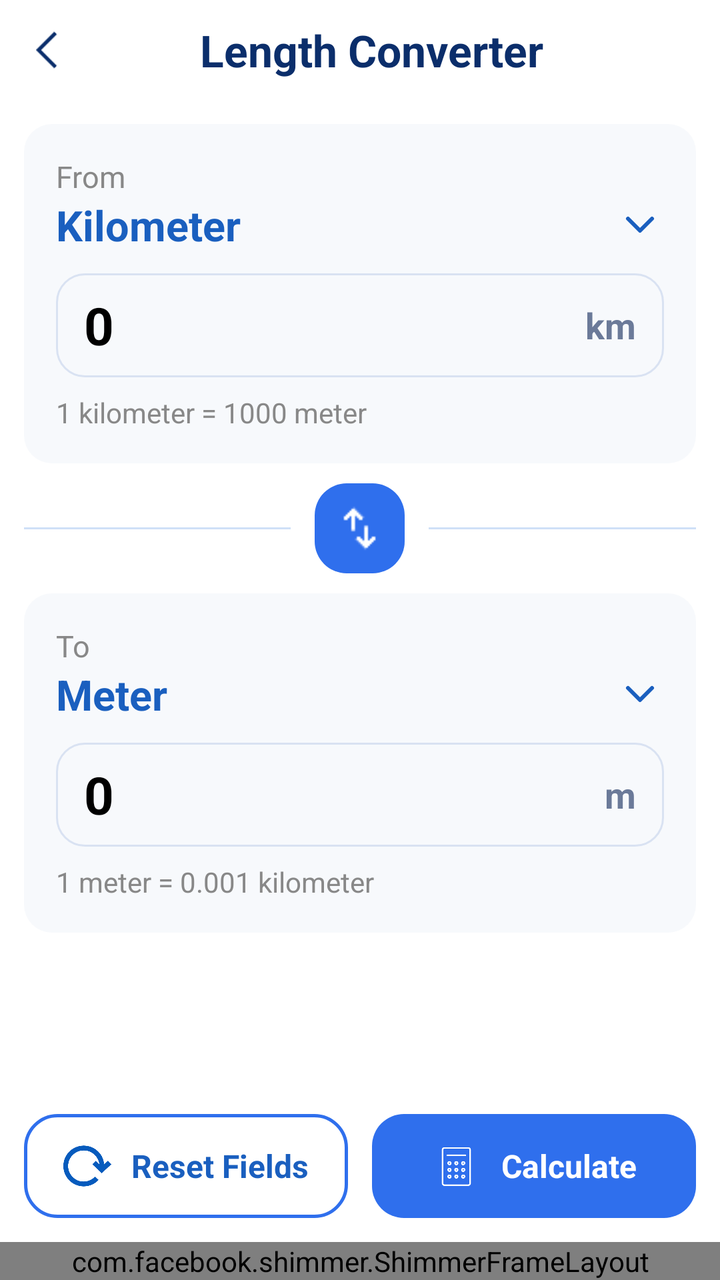
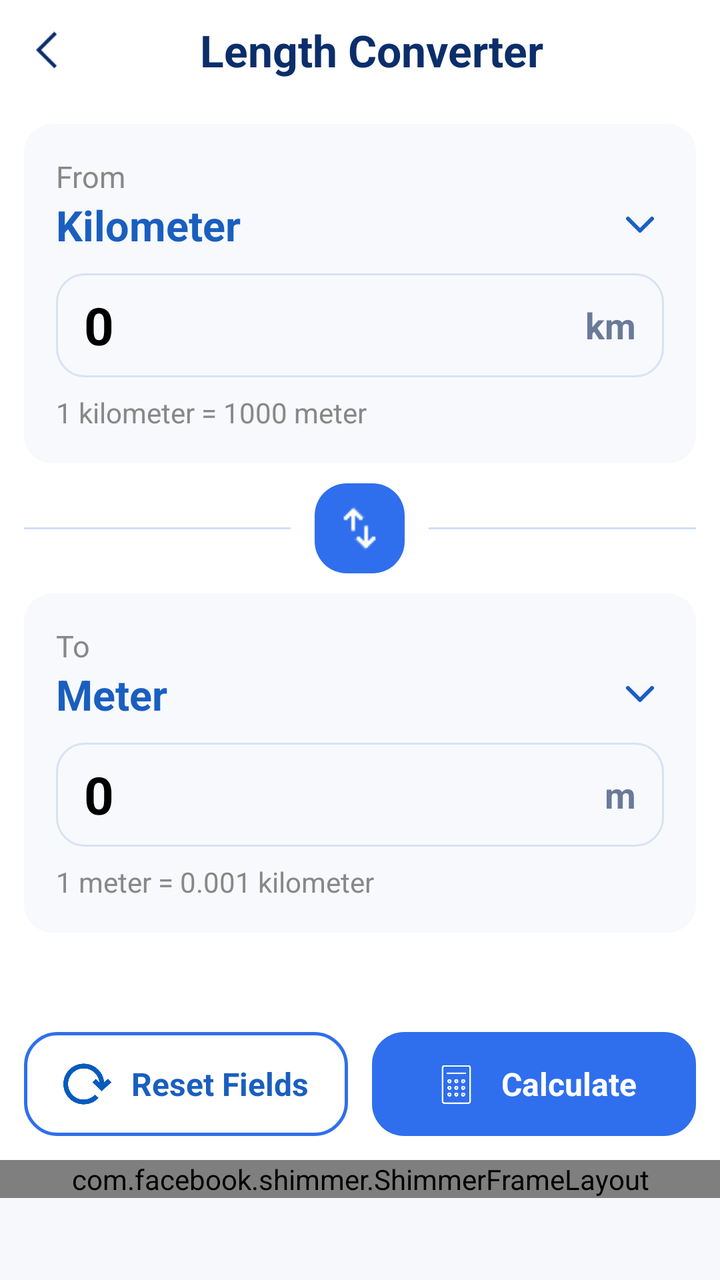

Two renders of the same Android screen: before a commit and after it. Below are the layout's source before the change and the commit's diff.
<!-- AndroidManifest.xml: application theme Theme.LoanSmart -->
<!-- res/layout/activity_length_converter.xml -->
<?xml version="1.0" encoding="utf-8"?>
<LinearLayout
    xmlns:android="http://schemas.android.com/apk/res/android"
    xmlns:app="http://schemas.android.com/apk/res-auto"
    android:id="@+id/main"
    android:layout_width="match_parent"
    android:layout_height="match_parent"
    android:background="@color/background_color"
    android:orientation="vertical">

    <com.google.android.material.appbar.MaterialToolbar
        android:id="@+id/headerLayout"
        android:layout_width="match_parent"
        android:layout_height="50dp"
        android:background="@color/background_color"
        android:gravity="center_vertical"
        android:paddingStart="18dp"
        android:paddingEnd="18dp">

        <ImageView
            android:id="@+id/backButton"
            android:layout_width="22dp"
            android:layout_height="30dp"
            android:layout_gravity="center_vertical"
            android:src="@drawable/back_ic"
            app:tint="@color/header_blue_dark" />

        <TextView
            android:layout_width="wrap_content"
            android:layout_height="wrap_content"
            android:layout_gravity="center"
            android:layout_marginStart="12dp"
            android:text="Length Converter"
            android:textColor="@color/header_blue_dark"
            android:textSize="22sp"
            android:textStyle="bold" />

    </com.google.android.material.appbar.MaterialToolbar>


    
    <LinearLayout
        android:layout_width="match_parent"
        android:layout_height="0dp"
        android:layout_weight="1"
        android:orientation="vertical"
        android:padding="12dp">

        
        <LinearLayout
            android:layout_width="match_parent"
            android:layout_height="wrap_content"
            android:background="@drawable/cash_fild_bg"
            android:orientation="vertical"
            android:padding="16dp">

            <TextView
                android:layout_width="wrap_content"
                android:layout_height="wrap_content"
                android:text="From"
                android:textColor="@color/grey"
                android:textSize="15sp" />

            <LinearLayout
                android:id="@+id/fromUnitSelector"
                android:layout_width="match_parent"
                android:layout_height="wrap_content"
                android:background="?attr/selectableItemBackground"
                android:clickable="true"
                android:focusable="true"
                android:gravity="center_vertical"
                android:orientation="horizontal">

                <TextView
                    android:id="@+id/tvFromUnit"
                    android:layout_width="0dp"
                    android:layout_height="wrap_content"
                    android:layout_weight="1"
                    android:text="Kilometer"
                    android:textColor="@color/header_blue_light"
                    android:textSize="21sp"
                    android:textStyle="bold" />

                <ImageView
                    android:layout_width="24dp"
                    android:layout_height="24dp"
                    android:src="@drawable/ic_dropdown"
                    app:tint="@color/header_blue_light" />

            </LinearLayout>

            <LinearLayout
                android:layout_width="match_parent"
                android:layout_height="52dp"
                android:layout_marginTop="10dp"
                android:background="@drawable/bg_input_field"
                android:gravity="center_vertical"
                android:orientation="horizontal"
                android:paddingStart="14dp"
                android:paddingEnd="14dp">

                <EditText
                    android:id="@+id/etFrom"
                    android:layout_width="0dp"
                    android:layout_height="match_parent"
                    android:layout_weight="1"
                    android:background="@null"
                    android:hint="0"
                    android:inputType="numberDecimal"
                    android:text="0"
                    android:textColor="@color/text_color"
                    android:textSize="26sp"
                    android:textStyle="bold" />

                <TextView
                    android:id="@+id/tvFromSymbol"
                    android:layout_width="wrap_content"
                    android:layout_height="wrap_content"
                    android:text="km"
                    android:textColor="#6B7A99"
                    android:textSize="18sp"
                    android:textStyle="bold" />

            </LinearLayout>

            <TextView
                android:id="@+id/tvFromInfo"
                android:layout_width="wrap_content"
                android:layout_height="wrap_content"
                android:layout_marginTop="8dp"
                android:text="1 kilometer = 1000 meter"
                android:textColor="@color/grey"
                android:textSize="14sp" />

        </LinearLayout>


        <LinearLayout
            android:layout_width="match_parent"
            android:layout_height="wrap_content"
            android:layout_marginTop="10dp"
            android:layout_marginBottom="10dp"
            android:gravity="center_vertical"
            android:orientation="horizontal">

            <View
                android:layout_width="0dp"
                android:layout_height="1dp"
                android:layout_weight="1"
                android:background="#CFE0F7" />

            <FrameLayout
                android:id="@+id/btnSwap"
                android:layout_width="45dp"
                android:layout_height="45dp"
                android:layout_marginStart="12dp"
                android:layout_marginEnd="12dp"
                android:background="@drawable/bg_button_primary"
                android:clickable="true"
                android:focusable="true">

                <ImageView
                    android:layout_width="25dp"
                    android:layout_height="25dp"
                    android:layout_gravity="center"
                    android:src="@drawable/swap_ic"
                    android:contentDescription="Swap units"
                    app:tint="#FFFFFF" />

            </FrameLayout>

            <View
                android:layout_width="0dp"
                android:layout_height="1dp"
                android:layout_weight="1"
                android:background="#CFE0F7" />

        </LinearLayout>


        
        <LinearLayout
            android:layout_width="match_parent"
            android:layout_height="wrap_content"
            android:background="@drawable/cash_fild_bg"
            android:orientation="vertical"
            android:padding="16dp">

            <TextView
                android:layout_width="wrap_content"
                android:layout_height="wrap_content"
                android:text="To"
                android:textColor="@color/grey"
                android:textSize="15sp" />

            <LinearLayout
                android:id="@+id/toUnitSelector"
                android:layout_width="match_parent"
                android:layout_height="wrap_content"
                android:background="?attr/selectableItemBackground"
                android:clickable="true"
                android:focusable="true"
                android:gravity="center_vertical"
                android:orientation="horizontal">

                <TextView
                    android:id="@+id/tvToUnit"
                    android:layout_width="0dp"
                    android:layout_height="wrap_content"
                    android:layout_weight="1"
                    android:text="Meter"
                    android:textColor="@color/header_blue_light"
                    android:textSize="21sp"
                    android:textStyle="bold" />

                <ImageView
                    android:layout_width="24dp"
                    android:layout_height="24dp"
                    android:src="@drawable/ic_dropdown"
                    app:tint="@color/header_blue_light" />

            </LinearLayout>

            <LinearLayout
                android:layout_width="match_parent"
                android:layout_height="52dp"
                android:layout_marginTop="10dp"
                android:background="@drawable/bg_input_field"
                android:gravity="center_vertical"
                android:orientation="horizontal"
                android:paddingStart="14dp"
                android:paddingEnd="14dp">

                <EditText
                    android:id="@+id/etTo"
                    android:layout_width="0dp"
                    android:layout_height="match_parent"
                    android:layout_weight="1"
                    android:background="@null"
                    android:hint="0"
                    android:inputType="numberDecimal"
                    android:text="0"
                    android:textColor="@color/text_color"
                    android:textSize="26sp"
                    android:textStyle="bold" />

                <TextView
                    android:id="@+id/tvToSymbol"
                    android:layout_width="wrap_content"
                    android:layout_height="wrap_content"
                    android:text="m"
                    android:textColor="#6B7A99"
                    android:textSize="18sp"
                    android:textStyle="bold" />

            </LinearLayout>

            <TextView
                android:id="@+id/tvToInfo"
                android:layout_width="wrap_content"
                android:layout_height="wrap_content"
                android:layout_marginTop="8dp"
                android:text="1 meter = 0.001 kilometer"
                android:textColor="@color/grey"
                android:textSize="14sp" />

        </LinearLayout>

        
        <View
            android:layout_width="match_parent"
            android:layout_height="0dp"
            android:layout_weight="1"
            android:minHeight="48dp" />

        
        <LinearLayout
            android:layout_width="match_parent"
            android:layout_height="wrap_content"
            android:layout_marginTop="16dp"
            android:orientation="horizontal">

            <LinearLayout
                android:id="@+id/btnReset"
                android:layout_width="0dp"
                android:layout_height="52dp"
                android:layout_marginEnd="6dp"
                android:layout_weight="1"
                android:background="@drawable/bg_button_outline"
                android:clickable="true"
                android:focusable="true"
                android:gravity="center"
                android:orientation="horizontal">

                <ImageView
                    android:layout_width="24dp"
                    android:layout_height="24dp"
                    android:src="@drawable/reset_ic" />

                <TextView
                    android:layout_width="wrap_content"
                    android:layout_height="wrap_content"
                    android:layout_marginStart="10dp"
                    android:text="Reset Fields"
                    android:textColor="@color/header_blue_light"
                    android:textSize="16sp"
                    android:textStyle="bold" />

            </LinearLayout>

            <LinearLayout
                android:id="@+id/btnCalculate"
                android:layout_width="0dp"
                android:layout_height="52dp"
                android:layout_marginStart="6dp"
                android:layout_weight="1"
                android:background="@drawable/bg_button_primary"
                android:clickable="true"
                android:focusable="true"
                android:gravity="center"
                android:orientation="horizontal">

                <ImageView
                    android:layout_width="25dp"
                    android:layout_height="25dp"
                    android:src="@drawable/calculator_ic"
                    app:tint="@color/white" />

                <TextView
                    android:layout_width="wrap_content"
                    android:layout_height="wrap_content"
                    android:layout_marginStart="10dp"
                    android:text="Calculate"
                    android:textColor="@color/white"
                    android:textSize="16sp"
                    android:textStyle="bold" />

            </LinearLayout>

        </LinearLayout>

    </LinearLayout>
    <FrameLayout
        android:id="@+id/bannerContainer"
        android:layout_width="match_parent"
        android:layout_height="wrap_content"
        android:background="@color/screen_bg"
        android:gravity="center">

        <include
            layout="@layout/banner_shimmer_layout"
            android:layout_width="match_parent"
            android:layout_height="wrap_content" />
    </FrameLayout>
</LinearLayout>
<!-- res/layout/banner_shimmer_layout.xml (included above) -->
<?xml version="1.0" encoding="utf-8"?>
<com.facebook.shimmer.ShimmerFrameLayout xmlns:android="http://schemas.android.com/apk/res/android"
    xmlns:app="http://schemas.android.com/apk/res-auto"
    xmlns:tools="http://schemas.android.com/tools"
    android:id="@+id/shimmer_banner_container"
    android:layout_width="match_parent"
    android:layout_height="60dp"
    app:shimmer_auto_start="true"
    app:shimmer_base_color="@color/shimer_base_color"
    tools:ignore="MissingClass">

    <androidx.appcompat.widget.LinearLayoutCompat
        android:layout_width="match_parent"
        android:layout_height="match_parent"
        android:background="@color/white"
        android:gravity="center"
        android:orientation="horizontal">

        <androidx.appcompat.widget.AppCompatTextView
            android:layout_width="16dp"
            android:layout_height="16dp"
            android:layout_gravity="top"
            android:layout_marginStart="2dp"
            android:layout_marginTop="2dp"
            android:background="@drawable/ads_icon"
            android:gravity="center"
            android:text="@string/ad"
            android:textColor="@color/white"
            android:textSize="11sp" />

        <androidx.appcompat.widget.AppCompatImageView
            android:layout_width="40dp"
            android:layout_height="40dp"
            android:layout_margin="8dp"
            android:background="@color/lightTransparent"
            android:scaleType="centerCrop"
            tools:ignore="ContentDescription" />

        <androidx.appcompat.widget.LinearLayoutCompat
            android:layout_width="0dp"
            android:layout_height="match_parent"
            android:layout_gravity="center"
            android:layout_marginEnd="5dp"
            android:layout_weight="1"
            android:gravity="center"
            android:orientation="vertical">

            <androidx.appcompat.widget.AppCompatTextView
                android:layout_width="match_parent"
                android:layout_height="wrap_content"
                android:layout_marginTop="5dp"
                android:layout_marginBottom="2dp"
                android:background="@color/lightTransparent"
                android:ellipsize="end"
                android:lines="1"
                android:textColor="@android:color/black"
                android:textSize="15sp" />

            <androidx.appcompat.widget.AppCompatTextView
                android:layout_width="170dp"
                android:layout_height="wrap_content"
                android:layout_gravity="start"
                android:layout_marginTop="2dp"
                android:layout_marginBottom="5dp"
                android:background="@color/lightTransparent"
                android:ellipsize="end"
                android:lines="1"
                android:textColor="@android:color/darker_gray"
                android:textSize="14sp" />

        </androidx.appcompat.widget.LinearLayoutCompat>

        <androidx.appcompat.widget.LinearLayoutCompat
            android:layout_width="100dp"
            android:layout_height="match_parent"
            android:layout_gravity="center"
            android:layout_marginTop="5dp"
            android:layout_marginEnd="5dp"
            android:layout_marginBottom="5dp"
            android:background="@drawable/bg_card_ads"
            android:backgroundTint="@color/lightTransparent"
            android:gravity="center"
            android:textColor="@android:color/white"
            android:textSize="12sp" />

    </androidx.appcompat.widget.LinearLayoutCompat>

</com.facebook.shimmer.ShimmerFrameLayout>
<!-- resources referenced by this layout -->
<resources>
  <color name="background_color">#FFFFFF</color>
  <color name="grey">#888</color>
  <color name="header_blue_dark">#0B2E6B</color>
  <color name="header_blue_light">#1A5FBF</color>
  <color name="lightTransparent">#16000000</color>
  <color name="screen_bg">#F7F8FC</color>
  <color name="shimer_base_color">#979595</color>
  <color name="text_color">#FF000000</color>
  <color name="white">#FFFFFF</color>
  <!-- drawable ads_icon (drawable) -->
  <?xml version="1.0" encoding="utf-8"?>
  <shape xmlns:android="http://schemas.android.com/apk/res/android">
      <solid android:color="#0E204A" />
      <corners android:radius="16dp" />
  </shape>
  <!-- drawable bg_button_outline (drawable) -->
  <?xml version="1.0" encoding="utf-8"?>
  <shape xmlns:android="http://schemas.android.com/apk/res/android"
      android:shape="rectangle">
  
      <solid android:color="@android:color/transparent" />
  
      <stroke
          android:width="1.5dp"
          android:color="@color/gradient_end" />
  
      <corners android:radius="16dp" />
  
      <padding
          android:left="12dp"
          android:top="8dp"
          android:right="12dp"
          android:bottom="8dp" />
  
  </shape>
  <!-- drawable bg_button_primary (drawable) -->
  <?xml version="1.0" encoding="utf-8"?>
  <shape xmlns:android="http://schemas.android.com/apk/res/android"
      android:shape="rectangle">
  
      <solid android:color="@color/gradient_end" />
  
      <corners android:radius="16dp" />
  
      <padding
          android:left="12dp"
          android:top="8dp"
          android:right="12dp"
          android:bottom="8dp" />
  
  </shape>
  <!-- drawable bg_card_ads (drawable) -->
  <?xml version="1.0" encoding="utf-8"?>
  <shape xmlns:android="http://schemas.android.com/apk/res/android"
      android:shape="rectangle">
      <corners android:radius="10dp" />
      <solid android:color="@color/white" />
      <stroke
          android:width="1dp"
          android:color="@color/white" />
  </shape>
  <!-- drawable bg_input_field (drawable) -->
  <?xml version="1.0" encoding="utf-8"?>
  <shape xmlns:android="http://schemas.android.com/apk/res/android"
      android:shape="rectangle">
  
      <solid android:color="#F7F9FC" />
  
      <stroke
          android:width="1dp"
          android:color="#D9E2F2" />
  
      <corners android:radius="14dp" />
  
      <padding
          android:left="16dp"
          android:top="8dp"
          android:right="16dp"
          android:bottom="8dp" />
  
  </shape>
  <!-- drawable cash_fild_bg (drawable) -->
  <?xml version="1.0" encoding="utf-8"?>
  <shape xmlns:android="http://schemas.android.com/apk/res/android"
      android:shape="rectangle">
  
      <solid android:color="#F7F9FC" />
  
      <corners android:radius="14dp" />
  
      <padding
          android:left="16dp"
          android:top="8dp"
          android:right="16dp"
          android:bottom="8dp" />
  
  </shape>
  <!-- drawable ic_dropdown (drawable) -->
  <?xml version="1.0" encoding="utf-8"?>
  <vector xmlns:android="http://schemas.android.com/apk/res/android"
      android:width="24dp"
      android:height="24dp"
      android:viewportWidth="24"
      android:viewportHeight="24">
  
      <path
          android:fillColor="@android:color/transparent"
          android:pathData="M6,9 L12,15 L18,9"
          android:strokeColor="#6FA800"
          android:strokeWidth="2"
          android:strokeLineCap="round"
          android:strokeLineJoin="round" />
  
  </vector>
  <!-- drawable swap_ic: png bitmap (drawable, 348 bytes) -->
  <string name="ad">Ad</string>
  <style name="Theme.LoanSmart" parent="Theme.Material3.DayNight.NoActionBar">
        
  
          <item name="colorPrimary">@color/primary_blue</item>
          <item name="colorOnPrimary">@color/white</item>
          <item name="android:statusBarColor">@color/header_blue_light</item>
          <item name="android:windowLightStatusBar">true</item>
          <item name="android:navigationBarColor">@color/white</item>
          <item name="android:windowBackground">@color/white</item>
      </style>
  <color name="gradient_end">#2F6FED</color>
  <color name="primary_blue">#1F6FEB</color>
  <!-- unchanged entries left out for length: 3 -->
</resources>

<!-- the commit's change to res/layout/activity_length_converter.xml (unified diff, before → after) -->
@@ -343,7 +343,7 @@
     <FrameLayout
         android:id="@+id/bannerContainer"
         android:layout_width="match_parent"
-        android:layout_height="wrap_content"
+        android:layout_height="60dp"
         android:background="@color/screen_bg"
         android:gravity="center">
 
